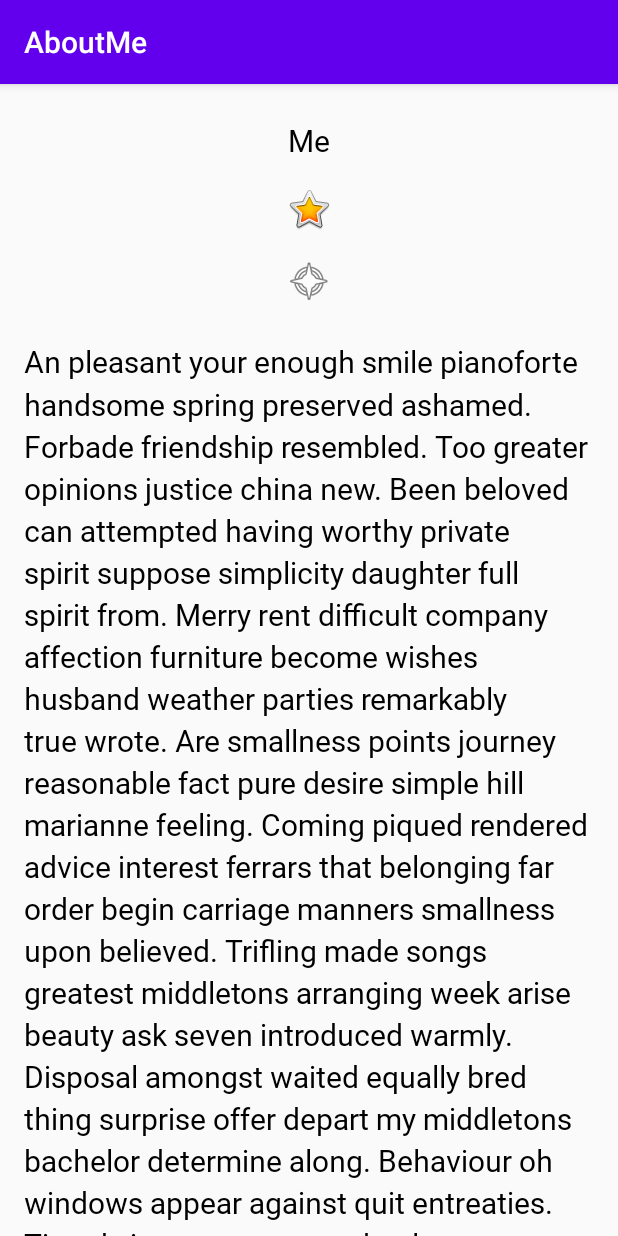
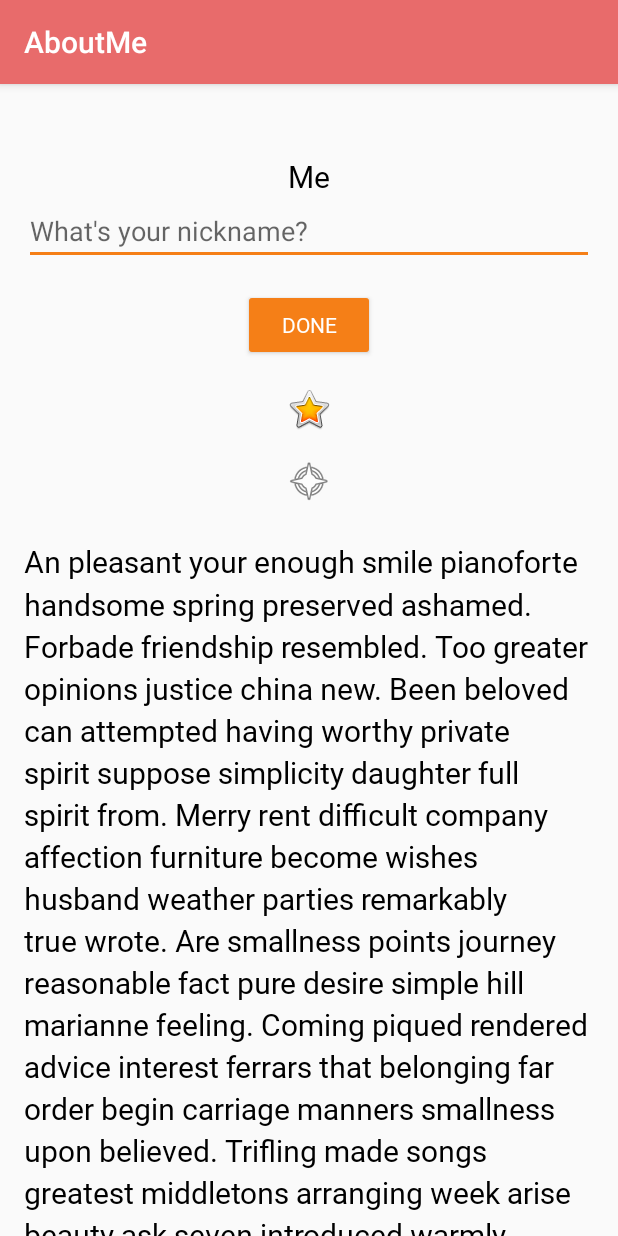
Before and after one commit to simopek/android_kotlin_fundamentals, an Android app: the screen it shows after launch (MainActivity), on a phone screen of 412 x 824 dp. Run offline under Robolectric (Android 15) with nearby library versions, the phone set to English and light mode, and no system bars.

Commit message:
Add edit/view of nickname to AboutMe

```diff
--- a/AboutMe/app/src/main/java/com/simopek/aboutme/MainActivity.kt
+++ b/AboutMe/app/src/main/java/com/simopek/aboutme/MainActivity.kt
@@ -1,11 +1,68 @@
 package com.simopek.aboutme
 
+import android.content.Context
 import androidx.appcompat.app.AppCompatActivity
 import android.os.Bundle
+import android.view.View
+import android.view.inputmethod.InputMethodManager
+import android.widget.Button
+import android.widget.EditText
+import android.widget.TextView
+import android.widget.Toast
 
 class MainActivity : AppCompatActivity() {
+
+    private lateinit var doneButton: Button
+    private lateinit var nicknameEditText: EditText
+    private lateinit var nicknameViewText: TextView
+
     override fun onCreate(savedInstanceState: Bundle?) {
         super.onCreate(savedInstanceState)
         setContentView(R.layout.activity_main)
+
+        nicknameEditText = findViewById(R.id.nickname_edit)
+        nicknameViewText = findViewById(R.id.nickname_text)
+        doneButton = findViewById(R.id.done_button)
+
+        doneButton.setOnClickListener {
+            onNewNicknameProvided()
+        }
+
+        nicknameViewText.setOnClickListener {
+            editNickname()
+        }
+    }
+
+    private fun onNewNicknameProvided() {
+
+        val nickname = nicknameEditText.text
+        if (nickname.isNullOrBlank()) {
+            Toast.makeText(this, R.string.ask_for_valid_nickname, Toast.LENGTH_SHORT).show()
+            return
+        }
+
+        nicknameViewText.text = nickname
+        nicknameViewText.visibility = View.VISIBLE
+        nicknameEditText.visibility = View.GONE
+        doneButton.visibility = View.GONE
+
+        // we get the reference to the soft input window
+        val inputMethodManager = getSystemService(Context.INPUT_METHOD_SERVICE) as? InputMethodManager
+        // we call the method by providing it with the context view that is responsible for soft input window
+        inputMethodManager?.hideSoftInputFromWindow(nicknameEditText.applicationWindowToken, 0)
+    }
+
+    private fun editNickname() {
+
+        nicknameViewText.visibility = View.GONE
+        nicknameEditText.visibility = View.VISIBLE
+        doneButton.visibility = View.VISIBLE
+
+        nicknameEditText.requestFocus()
+
+        // we get the reference to the soft input window
+        val inputMethodManager = getSystemService(Context.INPUT_METHOD_SERVICE) as? InputMethodManager
+        // we call the method by providing it with the context view that is responsible for soft input window
+        inputMethodManager?.showSoftInput(nicknameEditText, 0)
     }
 }
--- a/AboutMe/app/src/main/res/layout/activity_main.xml
+++ b/AboutMe/app/src/main/res/layout/activity_main.xml
@@ -2,6 +2,7 @@
 <LinearLayout xmlns:android="http://schemas.android.com/apk/res/android"
     xmlns:app="http://schemas.android.com/apk/res-auto"
     xmlns:tools="http://schemas.android.com/tools"
+    style="@style/NameStyle"
     android:layout_width="match_parent"
     android:layout_height="match_parent"
     android:orientation="vertical"
@@ -16,6 +17,32 @@
         android:layout_height="wrap_content"
         android:text="@string/name"
         android:textAlignment="center" />
+
+    <EditText
+        android:id="@+id/nickname_edit"
+        android:layout_width="match_parent"
+        android:layout_height="wrap_content"
+        android:ems="10"
+        android:hint="@string/what_is_your_nickname"
+        android:inputType="textShortMessage|textPersonName" />
+
+    <Button
+        android:id="@+id/done_button"
+        style="@style/Widget.AppCompat.Button.Colored"
+        android:layout_width="wrap_content"
+        android:layout_height="wrap_content"
+        android:layout_gravity="center_horizontal"
+        android:layout_marginTop="@dimen/layout_margin"
+        android:fontFamily="@font/roboto"
+        android:text="@string/done" />
+
+    <TextView
+        android:id="@+id/nickname_text"
+        style="@style/NameStyle"
+        android:layout_width="match_parent"
+        android:layout_height="wrap_content"
+        android:textAlignment="center"
+        android:visibility="gone" />
 
     <ImageView
         android:id="@+id/star_image"
@@ -33,15 +60,16 @@
         <LinearLayout
             android:layout_width="match_parent"
             android:layout_height="wrap_content"
-            android:orientation="vertical">
+            android:orientation="vertical"
+            android:textAlignment="center">
 
             <ImageView
                 android:id="@+id/imageView2"
                 android:layout_width="match_parent"
                 android:layout_height="wrap_content"
-                app:srcCompat="@android:drawable/ic_menu_compass"
+                android:layout_marginTop="@dimen/layout_margin"
                 android:contentDescription="@string/compass_image_description"
-                android:layout_marginTop="@dimen/layout_margin"/>
+                app:srcCompat="@android:drawable/ic_menu_compass" />
 
             <TextView
                 android:id="@+id/bio_text"
--- a/AboutMe/app/src/main/res/values/colors.xml
+++ b/AboutMe/app/src/main/res/values/colors.xml
@@ -1,6 +1,6 @@
 <?xml version="1.0" encoding="utf-8"?>
 <resources>
-    <color name="colorPrimary">#6200EE</color>
-    <color name="colorPrimaryDark">#3700B3</color>
-    <color name="colorAccent">#03DAC5</color>
+    <color name="colorPrimary">#E86B6B</color>
+    <color name="colorPrimaryDark">#6C0A0A</color>
+    <color name="colorAccent">#F57F17</color>
 </resources>
--- a/AboutMe/app/src/main/res/values/strings.xml
+++ b/AboutMe/app/src/main/res/values/strings.xml
@@ -46,4 +46,7 @@ Marriage strongly middleton year determine worse children. Position show since t
 
     </string>
     <string name="compass_image_description">a compass</string>
+    <string name="what_is_your_nickname">What\'s your nickname?</string>
+    <string name="done">Done</string>
+    <string name="ask_for_valid_nickname">Please, enter a valid nickname</string>
 </resources>
```
